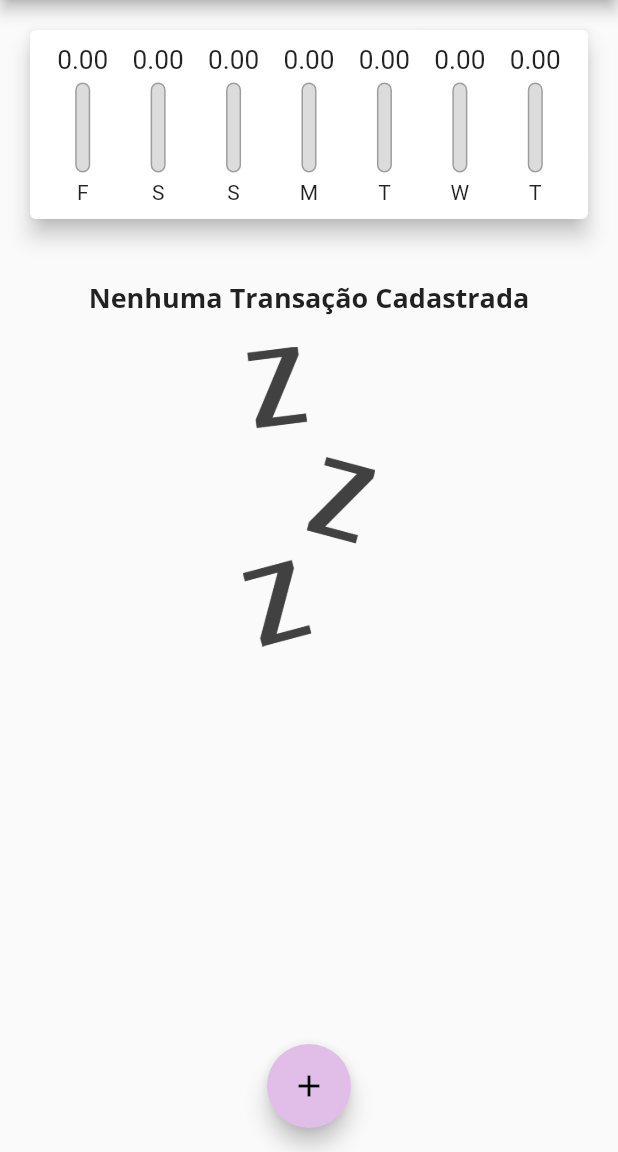
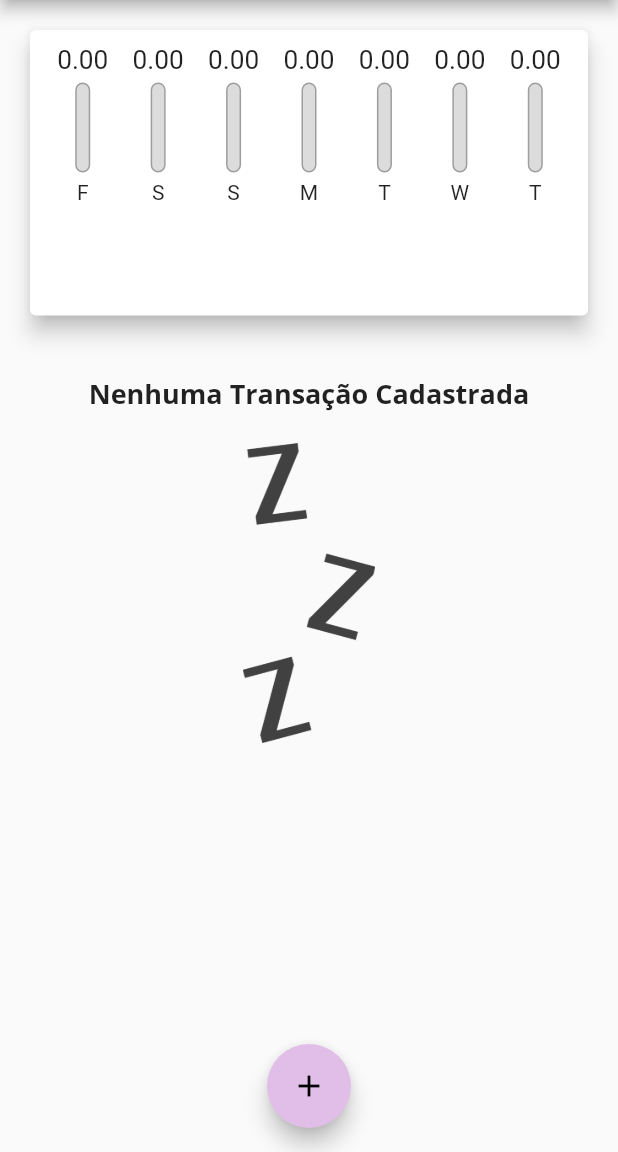
Before and after one commit to rudatorquato/Expenses, a Flutter app: the screen it shows after launch, on a phone screen of 412 x 824 dp, the part 84-1236 px from its top. Run offline on Flutter 3.47's test engine with Material 2 defaults, Android fonts, the phone set to English and light mode, and no system bars; our stand-ins replace google_fonts.

Commit message:
calculando tamanho

```diff
--- a/lib/home/home_page.dart
+++ b/lib/home/home_page.dart
@@ -58,8 +58,7 @@ class _MyHomePageState extends State<MyHomePage> {
 
   @override
   Widget build(BuildContext context) {
-    return Scaffold(
-      appBar: AppBar(
+    final appBar = AppBar(
       title: Text(
         'Despesas Pessoais',
         style: AppTextStyles.openSans,
@@ -70,14 +69,26 @@ class _MyHomePageState extends State<MyHomePage> {
           icon: Icon(Icons.add),
         ),
       ],
-      ),
+    );
+    final availabelHeight = MediaQuery.of(context).size.height -
+        appBar.preferredSize.height -
+        MediaQuery.of(context).padding.top;
+
+    return Scaffold(
+      appBar: appBar,
       body: SingleChildScrollView(
         child: Column(
           crossAxisAlignment: CrossAxisAlignment.stretch,
           children: [
-            Chart(recentTransaction: _recentTransactions),
-            TransactionList(
+            Container(
+              height: availabelHeight * 0.3,
+              child: Chart(recentTransaction: _recentTransactions),
+            ),
+            Container(
+              height: availabelHeight * 0.7,
+              child: TransactionList(
                   transactions: _transactions, onRemove: _removeTransaction),
+            ),
           ],
         ),
       ),
--- a/lib/home/widgets/list/transaction_list_widget.dart
+++ b/lib/home/widgets/list/transaction_list_widget.dart
@@ -15,9 +15,7 @@ class TransactionList extends StatelessWidget {
 
   @override
   Widget build(BuildContext context) {
-    return Container(
-      height: 500,
-      child: transactions.isEmpty
+    return transactions.isEmpty
         ? Column(
             children: [
               SizedBox(
@@ -76,7 +74,6 @@ class TransactionList extends StatelessWidget {
                     )),
               );
             },
-            ),
           );
   }
 }
```
Also changed, not shown: 1 other file. Lines whose indentation alone changed are shown as unchanged.
